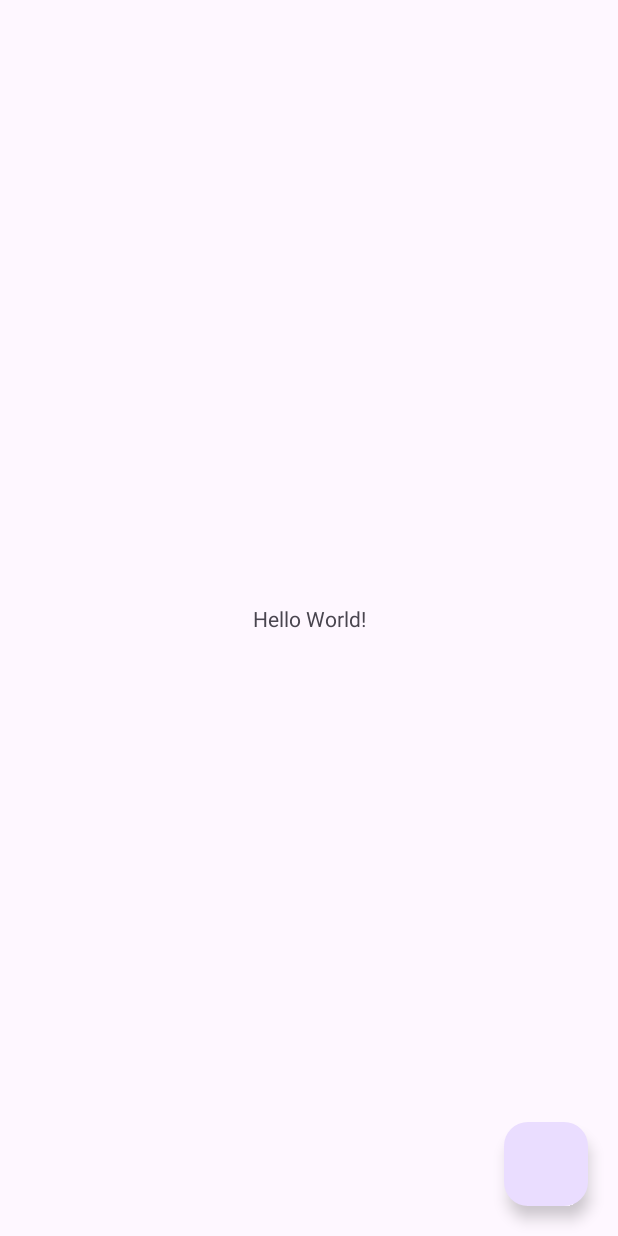
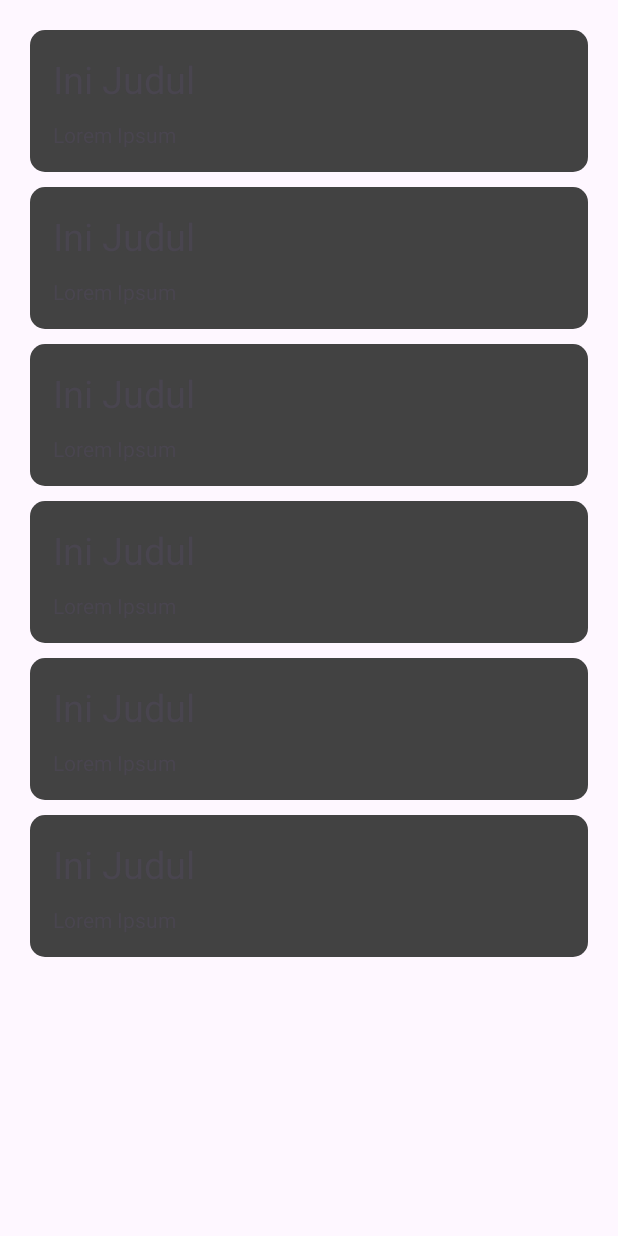
Before and after one commit to FerdiansyahDwi/LatihanApi, an Android app: the layout activity_main.xml on its own in the app's theme, with its tools: preview values and no code run, on a phone screen of 412 x 824 dp. Run offline under Robolectric (Android 15) with nearby library versions, the phone set to English and light mode, and no system bars; network calls fail.

Commit message:
Get Catatan

```diff
--- a/app/src/main/java/com/example/latihanapi/RetrofitClient.kt
+++ b/app/src/main/java/com/example/latihanapi/RetrofitClient.kt
@@ -5,7 +5,7 @@ import retrofit2.Retrofit
 import retrofit2.converter.gson.GsonConverterFactory
 
 object RetrofitClient {
-    private const val BASE_URL = "http://192.168.30.189:8000/api/"
+    private const val BASE_URL = "http://192.168.18.240:8000/api/"
 
     val catatanRepository: CatatanRepository by lazy {
         Retrofit.Builder()
--- a/app/src/main/java/com/example/latihanapi/repository/CatatanRepository.kt
+++ b/app/src/main/java/com/example/latihanapi/repository/CatatanRepository.kt
@@ -3,10 +3,14 @@ package com.example.latihanapi.repository
 import com.example.latihanapi.entities.Catatan
 import retrofit2.Response
 import retrofit2.http.Body
+import retrofit2.http.GET
 import retrofit2.http.POST
 
 
 interface CatatanRepository {
     @POST("catatan")
     suspend fun createCatatan(@Body catatan: Catatan): Response<Catatan>
+
+    @GET("catatan")
+    suspend fun getCatatan(): Response<List<Catatan>>
 }
--- /dev/null
+++ b/app/src/main/res/drawable/rounded.xml
@@ -0,0 +1,9 @@
+<?xml version="1.0" encoding="utf-8"?>
+<shape xmlns:android="http://schemas.android.com/apk/res/android"
+    android:shape="rectangle">
+
+    <solid android:color="@color/cardview_dark_background" />
+
+    <corners android:radius="10dp" />
+
+</shape>
--- a/app/src/main/res/layout/activity_main.xml
+++ b/app/src/main/res/layout/activity_main.xml
@@ -7,22 +7,22 @@
     android:layout_height="match_parent"
     tools:context=".MainActivity">
 
-    <TextView
-        android:layout_width="wrap_content"
-        android:layout_height="wrap_content"
-        android:text="Hello World!"
-        app:layout_constraintBottom_toBottomOf="parent"
-        app:layout_constraintEnd_toEndOf="parent"
-        app:layout_constraintStart_toStartOf="parent"
-        app:layout_constraintTop_toTopOf="parent" />
+    <androidx.recyclerview.widget.RecyclerView
+        android:id="@+id/container"
+        android:layout_width="match_parent"
+        android:layout_height="match_parent"
+        android:padding="20dp"
+        tools:itemCount="10"
+        tools:listitem="@layout/item_catatan"
+        />
 
-    <com.google.android.material.floatingactionbutton.FloatingActionButton
-        android:layout_width="wrap_content"
-        android:layout_height="wrap_content"
-        android:layout_margin="20dp"
-        android:id="@+id/btnTambah"
-        android:tooltipText="Tambah Catatan"
-        app:layout_constraintBottom_toBottomOf="parent"
-        app:layout_constraintEnd_toEndOf="parent"/>
+<!--    <com.google.android.material.floatingactionbutton.FloatingActionButton-->
+<!--        android:layout_width="wrap_content"-->
+<!--        android:layout_height="wrap_content"-->
+<!--        android:layout_margin="20dp"-->
+<!--        android:id="@+id/btnTambah"-->
+<!--        android:tooltipText="Tambah Catatan"-->
+<!--        app:layout_constraintBottom_toBottomOf="parent"-->
+<!--        app:layout_constraintEnd_toEndOf="parent"/>-->
 
 </androidx.constraintlayout.widget.ConstraintLayout>
--- /dev/null
+++ b/app/src/main/res/layout/item_catatan.xml
@@ -0,0 +1,26 @@
+<?xml version="1.0" encoding="utf-8"?>
+<RelativeLayout xmlns:android="http://schemas.android.com/apk/res/android"
+    android:layout_width="match_parent"
+    android:layout_height="wrap_content"
+    android:padding="15dp"
+    android:background="@drawable/rounded"
+    android:layout_marginBottom="10dp">
+
+    <TextView
+        android:id="@+id/judul"
+        android:layout_width="wrap_content"
+        android:layout_height="wrap_content"
+        android:text="Ini Judul"
+        android:textSize="25dp"
+        android:layout_marginBottom="10dp"
+        />
+
+    <TextView
+        android:id="@+id/isi"
+        android:layout_width="wrap_content"
+        android:layout_height="wrap_content"
+        android:layout_below="@+id/judul"
+        android:text= "Lorem Ipsum "
+        />
+
+</RelativeLayout>
```
Also changed, not shown: app/src/main/java/com/example/latihanapi/MainActivity.kt (+40 -3 lines), app/src/main/java/com/example/latihanapi/adapter/CatatanAdapter.kt (added, +49 -0 lines).
